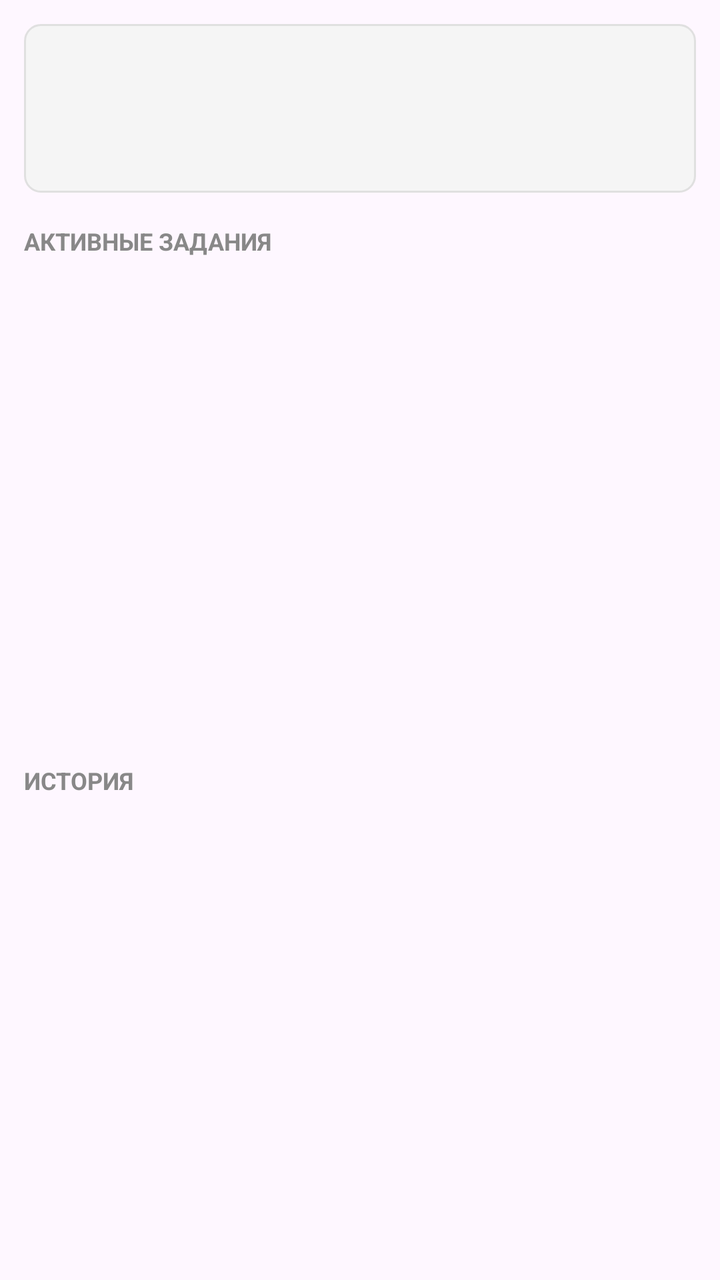
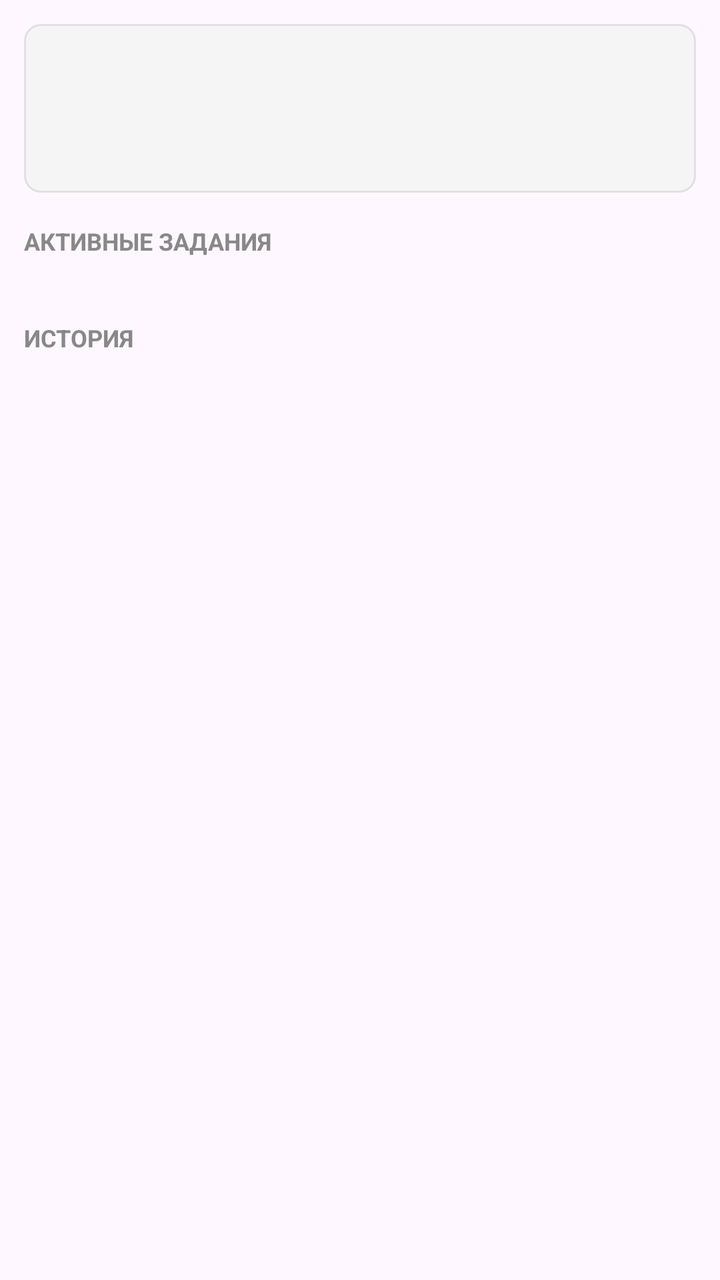

Before-and-after screenshots of an Android layout around one commit, followed by the original layout XML and the change that was made.
<!-- AndroidManifest.xml: application theme Theme.BugGame -->
<!-- res/layout/tab_challenges.xml -->
<?xml version="1.0" encoding="utf-8"?>
<LinearLayout xmlns:android="http://schemas.android.com/apk/res/android"
    android:layout_width="match_parent"
    android:layout_height="match_parent"
    android:orientation="vertical"
    android:padding="12dp">

    <TextView
        android:id="@+id/textViewChallengesNoProfile"
        android:layout_width="match_parent"
        android:layout_height="match_parent"
        android:gravity="center"
        android:text="@string/challenges_no_profile"
        android:textSize="16sp"
        android:visibility="gone" />

    <LinearLayout
        android:id="@+id/challengesContent"
        android:layout_width="match_parent"
        android:layout_height="match_parent"
        android:orientation="vertical">

        <LinearLayout
            android:layout_width="match_parent"
            android:layout_height="wrap_content"
            android:orientation="vertical"
            android:background="@drawable/round_bg_light"
            android:padding="12dp"
            android:layout_marginBottom="16dp">

            <TextView
                android:id="@+id/textViewChallengesDate"
                android:layout_width="wrap_content"
                android:layout_height="wrap_content"
                android:textStyle="bold"
                android:textSize="14sp" />

            <TextView
                android:id="@+id/textViewTodayXp"
                android:layout_width="wrap_content"
                android:layout_height="wrap_content"
                android:textSize="13sp"
                android:layout_marginTop="4dp"
                android:textColor="#666666" />

            <TextView
                android:id="@+id/textViewLifetimeXp"
                android:layout_width="wrap_content"
                android:layout_height="wrap_content"
                android:textSize="13sp"
                android:layout_marginTop="2dp"
                android:textColor="#666666" />

        </LinearLayout>

        <TextView
            android:layout_width="wrap_content"
            android:layout_height="wrap_content"
            android:text="@string/challenges_active_header"
            android:textStyle="bold"
            android:textSize="12sp"
            android:textColor="#888888"
            android:layout_marginBottom="8dp" />

        <androidx.recyclerview.widget.RecyclerView
            android:id="@+id/recyclerViewChallenges"
            android:layout_width="match_parent"
            android:layout_height="0dp"
            android:layout_weight="1"
            android:layout_marginBottom="16dp" />

        <TextView
            android:layout_width="wrap_content"
            android:layout_height="wrap_content"
            android:text="@string/challenges_history_header"
            android:textStyle="bold"
            android:textSize="12sp"
            android:textColor="#888888"
            android:layout_marginBottom="8dp"
            android:layout_marginTop="8dp" />

        <androidx.recyclerview.widget.RecyclerView
            android:id="@+id/recyclerViewHistory"
            android:layout_width="match_parent"
            android:layout_height="0dp"
            android:layout_weight="1" />

    </LinearLayout>

</LinearLayout>
<!-- resources referenced by this layout -->
<resources>
  <!-- drawable round_bg_light (drawable) -->
  <?xml version="1.0" encoding="utf-8"?>
  <shape xmlns:android="http://schemas.android.com/apk/res/android"
      android:shape="rectangle">
      <solid android:color="#F5F5F5" />
      <corners android:radius="8dp" />
      <stroke
          android:width="1dp"
          android:color="#E0E0E0" />
  </shape>
  <string name="challenges_active_header">АКТИВНЫЕ ЗАДАНИЯ</string>
  <string name="challenges_history_header">ИСТОРИЯ</string>
  <string name="challenges_no_profile">Выберите профиль для просмотра заданий</string>
  <style name="Theme.BugGame" parent="Base.Theme.BugGame" />
  <style name="Base.Theme.BugGame" parent="Theme.Material3.DayNight.NoActionBar">
          
          
      </style>
</resources>

<!-- the commit's change to res/layout/tab_challenges.xml (unified diff, before → after) -->
@@ -14,77 +14,84 @@
         android:textSize="16sp"
         android:visibility="gone" />
 
-    <LinearLayout
+    <ScrollView
         android:id="@+id/challengesContent"
         android:layout_width="match_parent"
         android:layout_height="match_parent"
-        android:orientation="vertical">
+        android:fillViewport="true">
 
         <LinearLayout
             android:layout_width="match_parent"
             android:layout_height="wrap_content"
-            android:orientation="vertical"
-            android:background="@drawable/round_bg_light"
-            android:padding="12dp"
-            android:layout_marginBottom="16dp">
+            android:orientation="vertical">
+
+            <LinearLayout
+                android:layout_width="match_parent"
+                android:layout_height="wrap_content"
+                android:orientation="vertical"
+                android:background="@drawable/round_bg_light"
+                android:padding="12dp"
+                android:layout_marginBottom="16dp">
+
+                <TextView
+                    android:id="@+id/textViewChallengesDate"
+                    android:layout_width="wrap_content"
+                    android:layout_height="wrap_content"
+                    android:textStyle="bold"
+                    android:textSize="14sp" />
+
+                <TextView
+                    android:id="@+id/textViewTodayXp"
+                    android:layout_width="wrap_content"
+                    android:layout_height="wrap_content"
+                    android:textSize="13sp"
+                    android:layout_marginTop="4dp"
+                    android:textColor="#666666" />
+
+                <TextView
+                    android:id="@+id/textViewLifetimeXp"
+                    android:layout_width="wrap_content"
+                    android:layout_height="wrap_content"
+                    android:textSize="13sp"
+                    android:layout_marginTop="2dp"
+                    android:textColor="#666666" />
+
+            </LinearLayout>
 
             <TextView
-                android:id="@+id/textViewChallengesDate"
                 android:layout_width="wrap_content"
                 android:layout_height="wrap_content"
+                android:text="@string/challenges_active_header"
                 android:textStyle="bold"
-                android:textSize="14sp" />
+                android:textSize="12sp"
+                android:textColor="#888888"
+                android:layout_marginBottom="8dp" />
+
+            <androidx.recyclerview.widget.RecyclerView
+                android:id="@+id/recyclerViewChallenges"
+                android:layout_width="match_parent"
+                android:layout_height="wrap_content"
+                android:nestedScrollingEnabled="false"
+                android:layout_marginBottom="16dp" />
 
             <TextView
-                android:id="@+id/textViewTodayXp"
                 android:layout_width="wrap_content"
                 android:layout_height="wrap_content"
-                android:textSize="13sp"
-                android:layout_marginTop="4dp"
-                android:textColor="#666666" />
+                android:text="@string/challenges_history_header"
+                android:textStyle="bold"
+                android:textSize="12sp"
+                android:textColor="#888888"
+                android:layout_marginBottom="8dp"
+                android:layout_marginTop="8dp" />
 
-            <TextView
-                android:id="@+id/textViewLifetimeXp"
-                android:layout_width="wrap_content"
+            <androidx.recyclerview.widget.RecyclerView
+                android:id="@+id/recyclerViewHistory"
+                android:layout_width="match_parent"
                 android:layout_height="wrap_content"
-                android:textSize="13sp"
-                android:layout_marginTop="2dp"
-                android:textColor="#666666" />
+                android:nestedScrollingEnabled="false" />
 
         </LinearLayout>
 
-        <TextView
-            android:layout_width="wrap_content"
-            android:layout_height="wrap_content"
-            android:text="@string/challenges_active_header"
-            android:textStyle="bold"
-            android:textSize="12sp"
-            android:textColor="#888888"
-            android:layout_marginBottom="8dp" />
-
-        <androidx.recyclerview.widget.RecyclerView
-            android:id="@+id/recyclerViewChallenges"
-            android:layout_width="match_parent"
-            android:layout_height="0dp"
-            android:layout_weight="1"
-            android:layout_marginBottom="16dp" />
-
-        <TextView
-            android:layout_width="wrap_content"
-            android:layout_height="wrap_content"
-            android:text="@string/challenges_history_header"
-            android:textStyle="bold"
-            android:textSize="12sp"
-            android:textColor="#888888"
-            android:layout_marginBottom="8dp"
-            android:layout_marginTop="8dp" />
-
-        <androidx.recyclerview.widget.RecyclerView
-            android:id="@+id/recyclerViewHistory"
-            android:layout_width="match_parent"
-            android:layout_height="0dp"
-            android:layout_weight="1" />
-
-    </LinearLayout>
+    </ScrollView>
 
 </LinearLayout>
